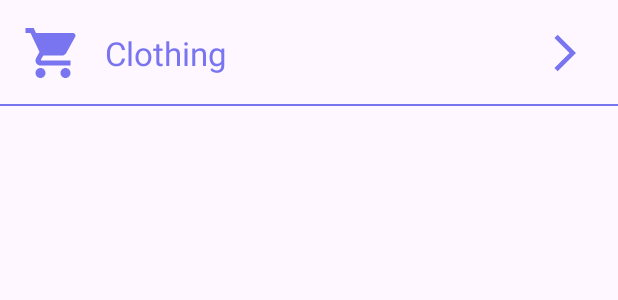
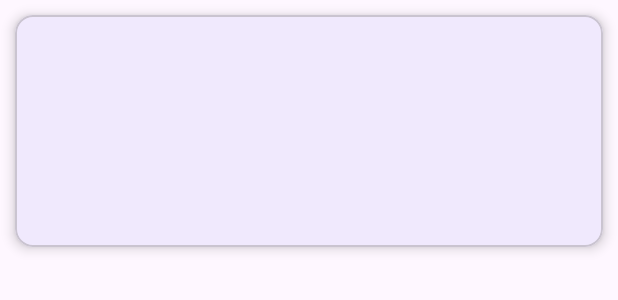
Before and after one commit to Hayan-ibra/one-minute, an Android app: the layout storeutils_item.xml on its own in the app's theme, with its tools: preview values and no code run, on a phone screen of 412 x 824 dp. Shown: the top 300 px of the screen. Run offline under Robolectric (Android 15) with nearby library versions, the phone set to English and light mode, and no system bars.

Commit message:
Stores Main UI Update

```diff
--- /dev/null
+++ b/app/src/main/java/com/example/oneminute/tourism/my_image_view/AspectRatioImageView.java
@@ -0,0 +1,39 @@
+package com.example.oneminute.tourism.my_image_view;
+
+import android.content.Context;
+import android.util.AttributeSet;
+
+import androidx.appcompat.widget.AppCompatImageView;
+
+public class AspectRatioImageView extends AppCompatImageView {
+
+    // Define the desired aspect ratio (900:380)
+    private static final float ASPECT_RATIO = 960f / 380f;
+
+    public AspectRatioImageView(Context context) {
+        super(context);
+    }
+
+    public AspectRatioImageView(Context context, AttributeSet attrs) {
+        super(context, attrs);
+    }
+
+    public AspectRatioImageView(Context context, AttributeSet attrs, int defStyle) {
+        super(context, attrs, defStyle);
+    }
+
+    @Override
+    protected void onMeasure(int widthMeasureSpec, int heightMeasureSpec) {
+        int originalWidth = MeasureSpec.getSize(widthMeasureSpec);
+        int calculatedHeight = (int) (originalWidth / ASPECT_RATIO);
+
+        int finalWidth, finalHeight;
+
+        finalWidth = originalWidth;
+        finalHeight = calculatedHeight;
+
+        int finalHeightSpec = MeasureSpec.makeMeasureSpec(finalHeight, MeasureSpec.EXACTLY);
+
+        super.onMeasure(widthMeasureSpec, finalHeightSpec);
+    }
+}
--- a/app/src/main/res/layout/storeutils_item.xml
+++ b/app/src/main/res/layout/storeutils_item.xml
@@ -1,56 +1,41 @@
 <?xml version="1.0" encoding="utf-8"?>
 <FrameLayout xmlns:android="http://schemas.android.com/apk/res/android"
+
     android:layout_width="match_parent"
     android:layout_height="wrap_content"
-    android:orientation="vertical">
+    xmlns:app="http://schemas.android.com/apk/res-auto"
 
 
-        <ImageView
-            android:id="@+id/store_item_img_star_icon"
-            android:layout_width="40dp"
-            android:layout_height="40dp"
-            android:src="@drawable/baseline_shopping_cart_blue_24"
-            android:layout_marginStart="15dp"
-            android:layout_gravity="center_vertical"
-            />
+    >
 
-        <TextView
-            android:id="@+id/store_item_text_title"
-            android:layout_width="match_parent"
-            android:layout_height="40dp"
-            android:layout_marginStart="70dp"
-            android:layout_marginTop="15dp"
-            android:layout_marginBottom="15dp"
-            android:gravity="center_vertical"
-            android:text="Clothing"
-            android:textColor="@color/blue_main"
-            android:textSize="22sp"
-            />
+
+
+    <com.google.android.material.card.MaterialCardView
+        android:layout_width="match_parent"
+        android:layout_height="wrap_content"
+        android:orientation="vertical"
+        android:layout_margin="10dp"
+        app:cardElevation="5dp"
 
 
 
 
-    <ImageView
-        android:id="@+id/store_item_img_underline"
-        android:layout_width="1200dp"
-        android:layout_height="1dp"
-        android:src="@color/blue_main"
+        >
+        <com.example.oneminute.tourism.my_image_view.AspectRatioImageView
+            android:id="@+id/stores_types_image_view"
+            android:layout_width="match_parent"
+            android:layout_height="match_parent"
 
-        android:layout_gravity="bottom"
-        />
+            />
+    </com.google.android.material.card.MaterialCardView>
 
-    <ImageView
-        android:id="@+id/store_item_img_go"
-        android:layout_width="40dp"
-        android:layout_height="40dp"
-        android:padding="5dp"
-        android:src="@drawable/baseline_arrow_forward_ios_24"
-        android:layout_gravity="end|center_vertical"
-        android:layout_marginEnd="15dp"
-        android:layout_marginTop="15dp"
-        android:layout_marginBottom="15dp"
 
-        />
+
+
+
+
+
+
 
 
 </FrameLayout>
```
Also changed, not shown: app/src/main/java/com/example/oneminute/models/pager/StoreUtils.java (+11 -1 lines), app/src/main/java/com/example/oneminute/shopping/Shopping_fragment.java (+9 -11 lines), app/src/main/java/com/example/oneminute/shopping/adapters/ShopFragAdapter.java (+23 -8 lines), app/src/main/res/drawable/accessories.png (added), app/src/main/res/drawable/clothing.png (added), app/src/main/res/drawable/footwear.png (added), app/src/main/res/drawable/lifestyle.png (added), app/src/main/res/drawable/seasonalimg.png (added), app/src/main/res/drawable/technologyy.png (added).
